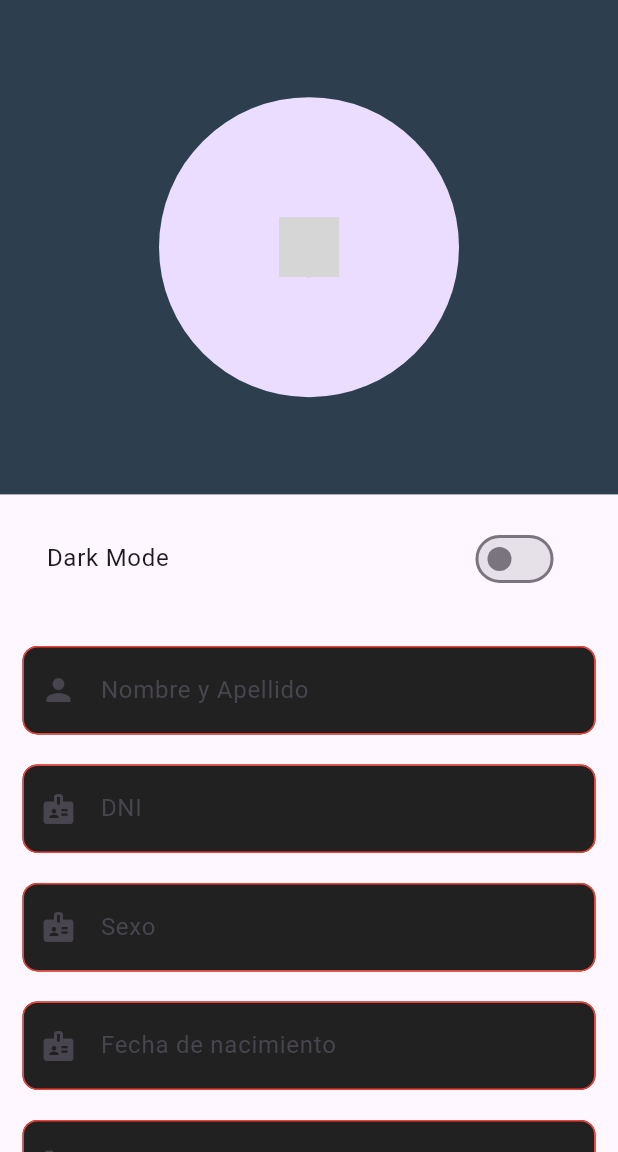
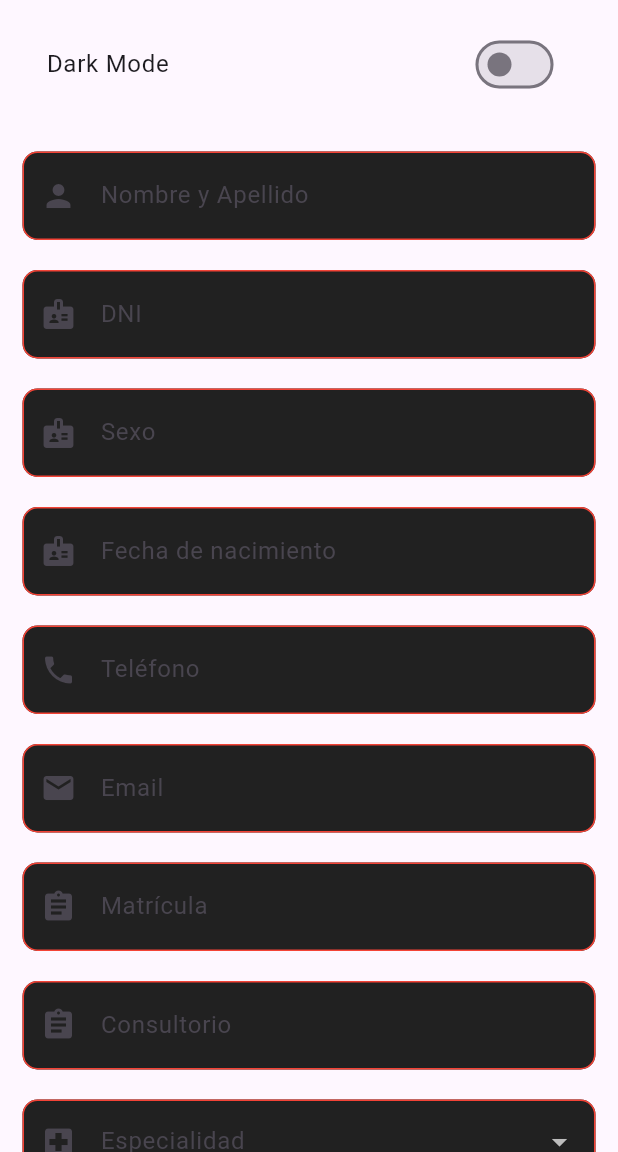
Before and after one commit to ChapaStone1/TUP_PPS_APP, a Flutter app: the ProfileMedicoPage screen opened by its route, on a phone screen of 412 x 824 dp, the part 84-1236 px from its top. Run offline on Flutter 3.47's test engine with Material 3 defaults, Android fonts, the phone set to English and light mode, and no system bars; our stand-ins replace shared_preferences; accounts and stored records are empty; network calls fail; grey boxes are pictures that could not be loaded.

```diff
--- a/lib/pages/medicos/ProfileMedico.dart
+++ b/lib/pages/medicos/ProfileMedico.dart
@@ -23,7 +23,6 @@ class ProfileMedicoPage extends StatelessWidget {
       body: SingleChildScrollView(
         child: Column(
           children: [
-            HeaderProfile(size: size),
             const Padding(
               padding: EdgeInsets.all(15.0),
               child: BodyProfile(),
@@ -283,36 +282,3 @@ class _BodyProfileState extends State<BodyProfile> {
     );
   }
 }
-
-class HeaderProfile extends StatelessWidget {
-  const HeaderProfile({
-    super.key,
-    required this.size,
-  });
-
-  final Size size;
-
-  @override
-  Widget build(BuildContext context) {
-    return Container(
-      width: double.infinity,
-      height: size.height * 0.40,
-      color: const Color(0xff2d3e4f),
-      child: Center(
-        child: CircleAvatar(
-          radius: 100,
-          child: Container(
-              height: 40,
-              width: 40,
-              decoration: BoxDecoration(
-                  border: Border.all(color: Colors.grey, width: 1),
-                  borderRadius: BorderRadius.circular(90),
-                  image: const DecorationImage(
-                      image: NetworkImage(
-                          "https://ethic.es/wp-content/uploads/2023/03/imagen.jpg"),
-                      fit: BoxFit.cover))),
-        ),
-      ),
-    );
-  }
-}
```
